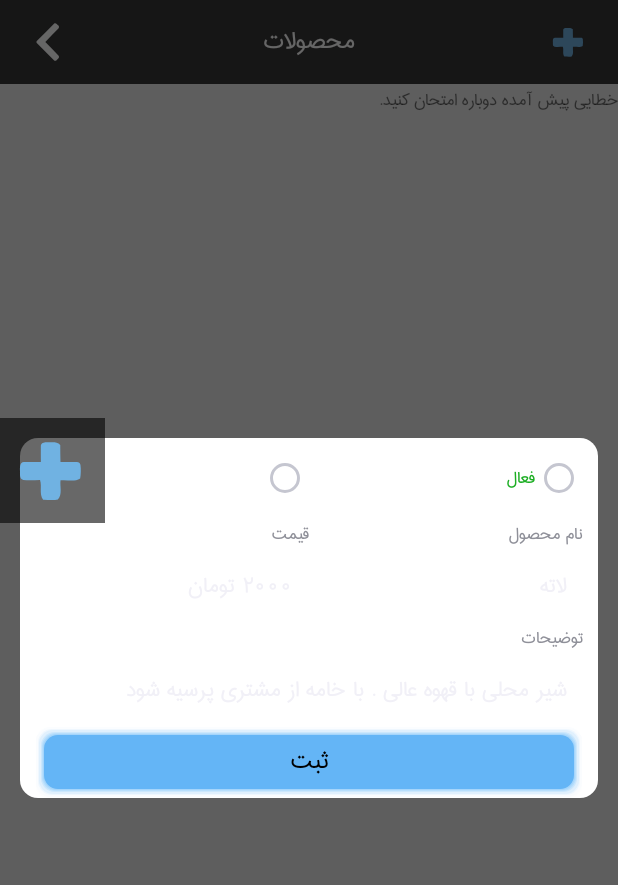
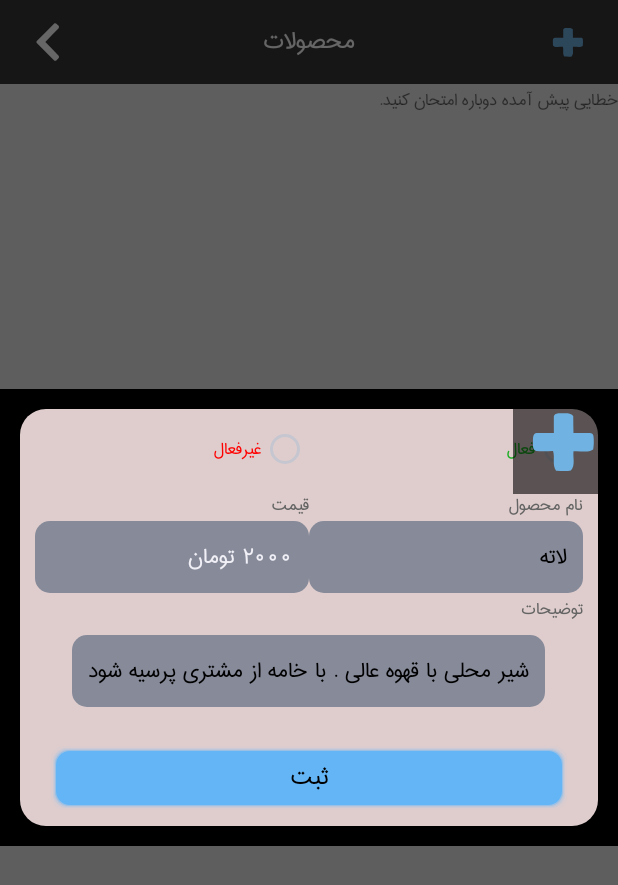
Before and after one commit to AmirAliShk/HappyPizza-Operator, an Android app: the fragment ProductsFragment shown on its own in the app's theme, after a tap on an icon or button, on a phone screen of 412 x 824 dp. Shown: the top 885 px of the screen. Run offline under Robolectric (Android 15) with nearby library versions, the phone set to English and light mode, and no system bars; our stand-ins replace sdp/ssp sizes; plain views replace AVLoadingIndicatorView; network calls fail; 2 other taps on this screen came first.

Commit message:
product page

```diff
--- a/app/src/main/res/drawable/bg_gray_lite_edge.xml
+++ b/app/src/main/res/drawable/bg_gray_lite_edge.xml
@@ -10,7 +10,7 @@
             android:top="1dp">
             <shape android:shape="rectangle">
                 <corners android:radius="@dimen/_7sdp" />
-                <solid android:color="#0764B5F6" />
+                <solid android:color="#0064B5F6" />
             </shape>
         </item>
         <item
@@ -20,7 +20,7 @@
             android:top="2dp">
             <shape android:shape="rectangle">
                 <corners android:radius="@dimen/_7sdp" />
-                <solid android:color="#1264B5F6" />
+                <solid android:color="#0064B5F6" />
             </shape>
         </item>
 
@@ -31,7 +31,7 @@
             android:top="3dp">
             <shape android:shape="rectangle">
                 <corners android:radius="@dimen/_7sdp" />
-                <solid android:color="#1B64B5F6" />
+                <solid android:color="#0A64B5F6" />
             </shape>
         </item>
 
@@ -42,7 +42,7 @@
             android:top="4dp">
             <shape android:shape="rectangle">
                 <corners android:radius="@dimen/_7sdp" />
-                <solid android:color="#2A64B5F6" />
+                <solid android:color="#1D64B5F6" />
             </shape>
         </item>
 
@@ -53,7 +53,7 @@
             android:top="5dp">
             <shape android:shape="rectangle">
                 <corners android:radius="@dimen/_7sdp" />
-                <solid android:color="#3164B5F6" />
+                <solid android:color="#2264B5F6" />
             </shape>
         </item>
 
@@ -64,7 +64,7 @@
             android:top="5.75dp">
             <shape android:shape="rectangle">
                 <corners android:radius="@dimen/_7sdp" />
-                <solid android:color="#3764B5F6" />
+                <solid android:color="#6664B5F6" />
             </shape>
         </item>
 
--- /dev/null
+++ b/app/src/main/res/drawable/bg_whitee.xml
@@ -0,0 +1,6 @@
+<?xml version="1.0" encoding="utf-8"?>
+<shape xmlns:android="http://schemas.android.com/apk/res/android"
+    android:shape="rectangle">
+    <corners android:radius="@dimen/_17sdp" />
+    <solid android:color="#fff" />
+</shape>
--- a/app/src/main/res/layout/dialog_add_product.xml
+++ b/app/src/main/res/layout/dialog_add_product.xml
@@ -2,37 +2,42 @@
 <RelativeLayout xmlns:android="http://schemas.android.com/apk/res/android"
     android:layout_width="match_parent"
     android:layout_height="match_parent"
+    android:background="#000"
     android:layoutDirection="rtl">
 
     <LinearLayout
         android:layout_width="match_parent"
         android:layout_height="wrap_content"
         android:layout_centerInParent="true"
-        android:background="@drawable/bg_button_edt"
-        android:gravity="center"
+        android:layout_marginStart="@dimen/_10sdp"
+        android:layout_marginTop="@dimen/_10sdp"
+        android:layout_marginEnd="@dimen/_10sdp"
+        android:layout_marginBottom="@dimen/_10sdp"
+        android:background="@drawable/bg_green_edge"
         android:orientation="vertical"
-        android:layout_margin="@dimen/_10sdp"
         android:paddingHorizontal="10dp">
 
         <RadioGroup
             android:layout_width="match_parent"
             android:layout_height="match_parent"
-            android:paddingVertical="@dimen/_8sdp"
-            android:orientation="horizontal">
+            android:orientation="horizontal"
+            android:paddingVertical="@dimen/_8sdp">
 
             <RadioButton
                 android:layout_width="0dp"
+                android:layout_height="wrap_content"
                 android:layout_weight="1"
-                android:layout_height="wrap_content"
+                android:backgroundTint="@color/green"
                 android:text="فعال"
-                android:backgroundTint="@color/green"
-                android:textColor="@color/green"/>
+                android:textColor="@color/green" />
 
             <RadioButton
                 android:layout_width="0dp"
+                android:layout_height="wrap_content"
                 android:layout_weight="1"
-                android:layout_height="wrap_content"
-                android:text="غیرفعال"/>
+                android:backgroundTint="#ff0000"
+                android:text="غیرفعال"
+                android:textColor="#ff0000" />
 
         </RadioGroup>
 
@@ -52,16 +57,20 @@
                 <TextView
                     android:layout_width="wrap_content"
                     android:layout_height="wrap_content"
-                    android:text="نام محصول" />
+                    android:text="نام محصول"
+                    android:textColor="@color/gray" />
 
                 <EditText
                     android:id="@+id/edtProductName"
                     android:layout_width="match_parent"
                     android:layout_height="wrap_content"
                     android:layout_gravity="center"
-                    android:background="@color/white"
+                    android:paddingLeft="@dimen/_30sdp"
+
+                    android:background="@drawable/bg_activate_status"
                     android:padding="@dimen/_8sdp"
-                    android:text="لاته"/>
+                    android:text="لاته"
+                    android:textColor="@color/black" />
 
             </LinearLayout>
 
@@ -75,15 +84,16 @@
                     android:layout_width="wrap_content"
                     android:layout_height="wrap_content"
                     android:text="قیمت"
-                    />
+                    android:textColor="@color/gray" />
 
                 <EditText
                     android:id="@+id/edtPrice"
                     android:layout_width="match_parent"
                     android:layout_height="wrap_content"
                     android:layout_gravity="center"
+                    android:background="@drawable/bg_activate_status"
                     android:inputType="numberDecimal"
-                    android:background="@color/white"
+                    android:paddingRight="@dimen/_30sdp"
                     android:padding="@dimen/_8sdp"
                     android:text="2000 تومان" />
 
@@ -94,21 +104,34 @@
         <LinearLayout
             android:layout_width="match_parent"
             android:layout_height="wrap_content"
+            android:layout_marginBottom="@dimen/_12sdp"
             android:orientation="vertical">
 
             <TextView
                 android:layout_width="wrap_content"
                 android:layout_height="wrap_content"
-                android:text="توضیحات" />
+                android:text="توضیحات"
+                android:paddingBottom="@dimen/_5sdp"
+                android:textColor="@color/gray" />
 
             <EditText
                 android:id="@+id/edtDescription"
-                android:layout_width="match_parent"
+                android:layout_width="wrap_content"
                 android:layout_height="wrap_content"
                 android:layout_gravity="center"
-                android:background="@color/white"
+                android:background="@drawable/bg_activate_status"
+                android:padding="@dimen/_8sdp"
                 android:text="شیر محلی با قهوه عالی . با خامه از مشتری پرسیه شود"
-                android:padding="@dimen/_8sdp" />
+                android:textColor="@color/black" />
+
+            <LinearLayout
+                android:id="@+id/llDialogi"
+                android:layout_width="match_parent"
+                android:layout_height="match_parent"
+                android:gravity="center"
+                android:orientation="vertical">
+
+            </LinearLayout>
 
         </LinearLayout>
 
@@ -120,17 +143,17 @@
             android:background="@drawable/bg_gray_lite_edge"
             android:gravity="center"
             android:text="@string/submit"
-            android:textStyle="bold"
             android:textColor="@color/black"
-            android:textSize="20sp" />
+            android:layout_margin="@dimen/_6sdp"
+            android:textSize="20sp"
+            android:textStyle="bold" />
 
     </LinearLayout>
 
     <ImageView
         android:layout_width="wrap_content"
         android:layout_height="wrap_content"
-        android:src="@drawable/ic_plus"
-        android:layout_alignParentLeft="true"
-        android:background="@color/transparent"/>
+        android:background="@color/transparent"
+        android:src="@drawable/ic_plus" />
 
 </RelativeLayout>
```
